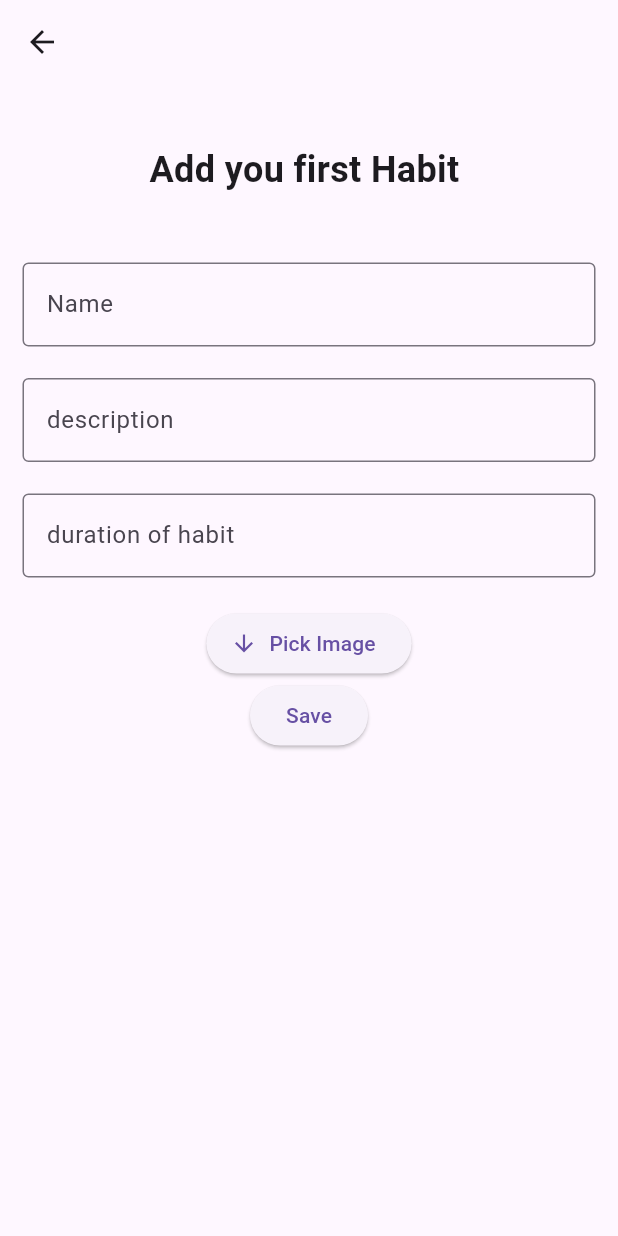
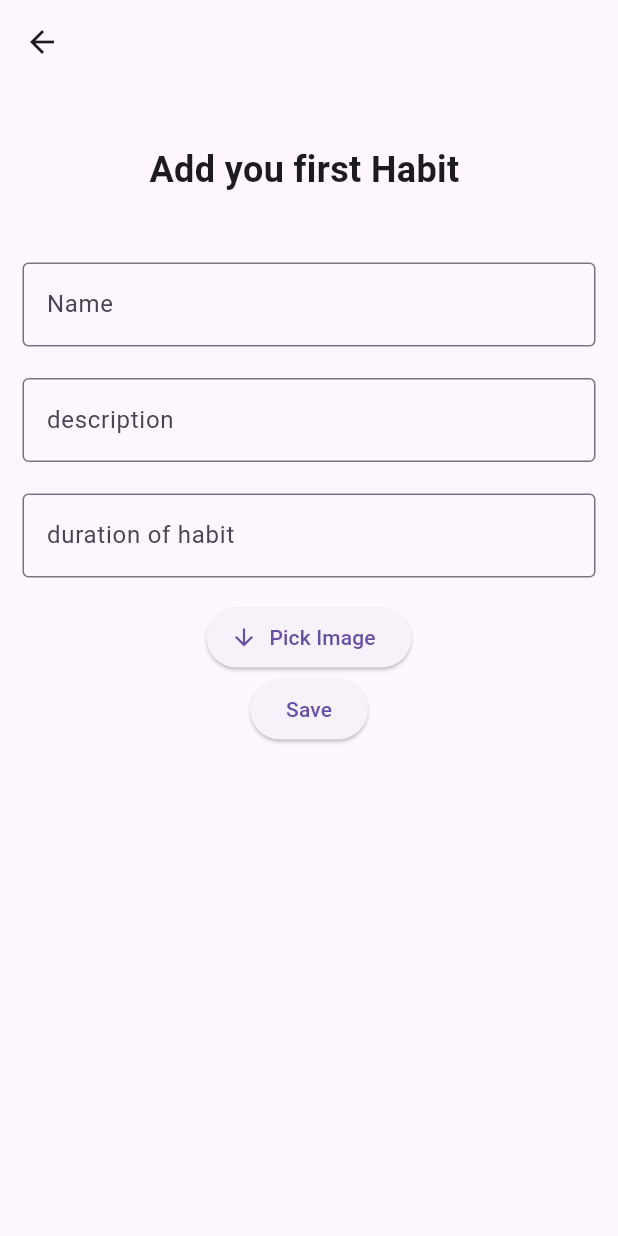
Before and after one commit to Sparklinglily/Habit-Tracker-App, a Flutter app: the AddHabitPage screen opened directly, on a phone screen of 412 x 824 dp. Run offline on Flutter 3.47's test engine with Material 3 defaults, Android fonts, the light colour scheme and no system bars; our stand-ins replace cloud_firestore, email_validator, firebase_auth, firebase_core, flutter_slidable, hive and 3 more; missing offline and left inert: dart:ffi; accounts and stored records are empty; network calls fail.

```diff
--- a/lib/presentation/views/addHabit/addHabitPage.dart
+++ b/lib/presentation/views/addHabit/addHabitPage.dart
@@ -63,7 +63,7 @@ class _AddHabitPageState extends State<AddHabitPage> {
                     hintText: 'duration of habit'),
               ),
               const SizedBox(
-                height: 20,
+                height: 16,
               ),
               ElevatedButton.icon(
                   onPressed: () async {
```
